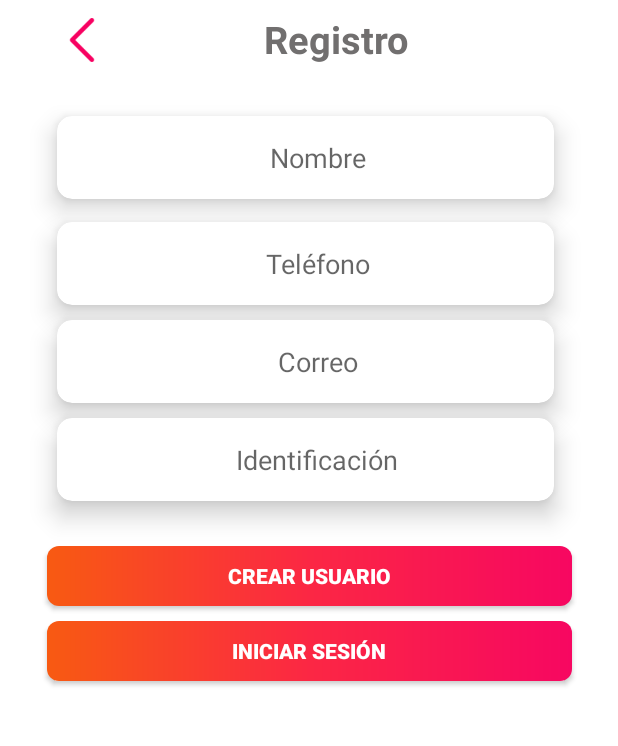
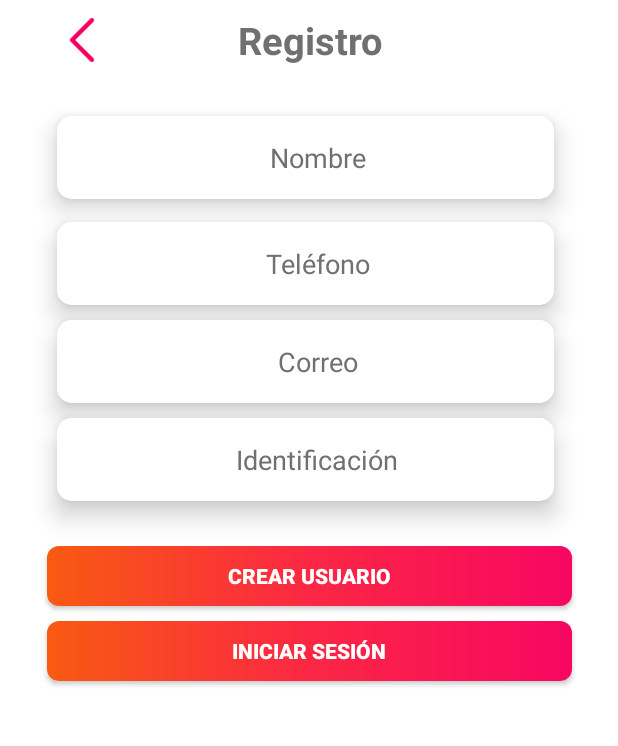
Before and after one commit to StevenRB7/MyClubAndroid, an Android app: the Registro screen opened directly, with no data from a screen before it, on a phone screen of 412 x 824 dp, the part 401-1147 px from its top. Run offline under Robolectric (Android 15) with nearby library versions, the phone set to English and light mode, and no system bars.

```diff
--- a/app/src/main/AndroidManifest.xml
+++ b/app/src/main/AndroidManifest.xml
@@ -90,7 +90,7 @@
             android:exported="true"
             android:label="@string/app_name"
             android:theme="@android:style/Theme.DeviceDefault.NoActionBar.Fullscreen">
-            >
+
             <intent-filter>
                 <action android:name="android.intent.action.MAIN" />
 
--- a/app/src/main/java/com/myclub/myapplication/Actvity/IniciarSesion.kt
+++ b/app/src/main/java/com/myclub/myapplication/Actvity/IniciarSesion.kt
@@ -13,7 +13,6 @@ import com.myclub.myapplication.dataDto.response.IniciarSesionResponseDto
 import com.myclub.myapplication.databinding.ActivityIniciarSesionBinding
 import com.myclub.myapplication.network.ApiClient
 import com.myclub.myapplication.network.ApiService
-import com.myclub.myapplication.ui.home.HomeFragment
 import com.myclub.myapplication.utils.Constantes.BASE_URL_PERSONAS
 import com.myclub.myapplication.utils.Constantes.ID_PROYECTO
 import com.myclub.myapplication.utils.dataStore.MySharedPreferences
@@ -56,7 +55,7 @@ class IniciarSesion : Activity() {
 
        //}
 
-        botones();
+        botones()
 
     }
 
@@ -105,7 +104,7 @@ class IniciarSesion : Activity() {
 
                 override fun onFailure(call: Call<IniciarSesionResponseDto?>, t: Throwable) {
                     Toast.makeText(this@IniciarSesion, t.message, Toast.LENGTH_SHORT).show()
-                    binding.idProgresBarLogin.visibility = View.GONE
+                    //binding.idProgresBarLogin.visibility = View.GONE
 
                     //AlertLoading.alertDialogLoading.dismiss()
                 }
--- a/app/src/main/java/com/myclub/myapplication/Actvity/VerifyCodeActivity.kt
+++ b/app/src/main/java/com/myclub/myapplication/Actvity/VerifyCodeActivity.kt
@@ -3,7 +3,6 @@ package com.myclub.myapplication.Actvity
 import android.content.Intent
 import androidx.appcompat.app.AppCompatActivity
 import android.os.Bundle
-import com.myclub.myapplication.Actvity.AlertLoading.Companion.alertDialogLoading
 
 import com.myclub.myapplication.dataDto.request.ConsultarCuentaRequestDto
 import com.myclub.myapplication.dataDto.request.VerifyCoeRequestDto
@@ -33,11 +32,11 @@ class VerifyCodeActivity : AppCompatActivity() {
         setContentView(binding.root)
 
         getDataIntentExtras()
-        botones()
+        //botones()
 
         binding.idBtnVerifyCode.setOnClickListener {
             if (validateTextFieldForm()) {
-                var codeVerify = binding.idTxtUno.text.toString() +
+                val codeVerify = binding.idTxtUno.text.toString() +
                         binding.idTxtDos.text.toString() +
                         binding.idTxtTres.text.toString() +
                         binding.idTxtCuatro.text.toString()
@@ -48,11 +47,11 @@ class VerifyCodeActivity : AppCompatActivity() {
         }
     }
 
-    private fun botones() {
-        binding.idBtnVerifyCode.setOnClickListener {
-            val i = Intent (this, Registro::class.java)
-            startActivity(i)
-        }    }
+   // private fun botones() {
+     //   binding.idBtnVerifyCode.setOnClickListener {
+       //     val i = Intent (this, Registro::class.java)
+         //   startActivity(i)
+        //}    }
 
     private fun callCodeVerifyService(codeVerify: String, login: String) {
         try {
@@ -92,28 +91,28 @@ class VerifyCodeActivity : AppCompatActivity() {
     private fun validateTextFieldForm(): Boolean {
         var isValidForm = true
         try {
-            if (binding.idTxtUno.text.toString().isNullOrEmpty()) {
+            if (binding.idTxtUno.text.toString().isEmpty()) {
                 binding.idTxtUno.error = ERROR_FORMULARIO_VACIO
                 isValidForm = false
             } else {
                 binding.idTxtUno.error = null
                 isValidForm = true
             }
-            if (binding.idTxtDos.text.toString().isNullOrEmpty()) {
+            if (binding.idTxtDos.text.toString().isEmpty()) {
                 binding.idTxtDos.error = ERROR_FORMULARIO_VACIO
                 isValidForm = false
             } else {
                 binding.idTxtDos.error = null
                 isValidForm = true
             }
-            if (binding.idTxtTres.text.toString().isNullOrEmpty()) {
+            if (binding.idTxtTres.text.toString().isEmpty()) {
                 binding.idTxtTres.error = ERROR_FORMULARIO_VACIO
                 isValidForm = false
             } else {
                 binding.idTxtTres.error = null
                 isValidForm = true
             }
-            if (binding.idTxtCuatro.text.toString().isNullOrEmpty()) {
+            if (binding.idTxtCuatro.text.toString().isEmpty()) {
                 binding.idTxtCuatro.error = ERROR_FORMULARIO_VACIO
                 isValidForm = false
             } else {
--- /dev/null
+++ b/app/src/main/res/layout-land/activity_registro.xml
@@ -0,0 +1,237 @@
+<?xml version="1.0" encoding="utf-8"?>
+<androidx.constraintlayout.widget.ConstraintLayout xmlns:android="http://schemas.android.com/apk/res/android"
+    xmlns:app="http://schemas.android.com/apk/res-auto"
+    xmlns:tools="http://schemas.android.com/tools"
+    android:layout_width="match_parent"
+    android:layout_height="match_parent"
+    tools:context=".Actvity.Registro">
+
+    <ScrollView
+        android:layout_width="match_parent"
+        android:layout_height="match_parent"
+        app:layout_constraintBottom_toBottomOf="parent"
+        app:layout_constraintEnd_toEndOf="parent"
+        app:layout_constraintStart_toStartOf="parent"
+        app:layout_constraintTop_toTopOf="parent"
+
+        >
+
+        <androidx.constraintlayout.widget.ConstraintLayout
+            android:layout_width="match_parent"
+            android:layout_height="match_parent"
+            android:gravity="center_vertical"
+            android:orientation="vertical">
+
+            <androidx.appcompat.widget.Toolbar
+                android:id="@+id/toolbar2"
+                android:layout_width="match_parent"
+                android:layout_height="@dimen/size_toolbar"
+                android:layout_marginTop="128dp"
+                app:layout_constraintEnd_toEndOf="parent"
+                app:layout_constraintHorizontal_bias="0.0"
+                app:layout_constraintStart_toStartOf="parent"
+                app:layout_constraintTop_toTopOf="parent">
+
+                <LinearLayout
+                    android:layout_width="match_parent"
+                    android:layout_height="match_parent"
+                    android:gravity="center_vertical"
+                    android:orientation="horizontal">
+
+
+                    <ImageView
+                        android:id="@+id/btnregresar"
+                        android:layout_width="wrap_content"
+                        android:layout_height="40dp"
+                        android:layout_marginLeft="1dp"
+                        android:contentDescription="@string/str_imagenesdescription"
+                        android:padding="5dp"
+                        android:src="@drawable/atras" />
+
+
+                    <TextView
+                        android:layout_width="550dp"
+                        android:layout_height="43dp"
+                        android:gravity="center"
+                        android:text="@string/registro"
+                        android:textColor="@color/gris"
+                        android:textSize="25sp"
+                        android:textStyle="bold" />
+                </LinearLayout>
+            </androidx.appcompat.widget.Toolbar>
+
+            <LinearLayout
+                android:id="@+id/linearLayout3"
+                android:layout_width="375dp"
+                android:layout_height="302dp"
+                android:orientation="vertical"
+                app:layout_constraintBottom_toBottomOf="parent"
+                app:layout_constraintEnd_toEndOf="parent"
+                app:layout_constraintHorizontal_bias="0.536"
+                app:layout_constraintStart_toStartOf="parent"
+                app:layout_constraintTop_toTopOf="parent"
+                app:layout_constraintVertical_bias="0.66999996">
+
+                <androidx.cardview.widget.CardView
+                    android:layout_width="match_parent"
+                    android:layout_height="@dimen/height_inputText"
+                    android:layout_marginStart="@dimen/m_22dp"
+                    android:layout_marginTop="@dimen/m_15dp"
+                    android:layout_marginEnd="@dimen/m_22dp"
+                    android:elevation="@dimen/m_10dp"
+                    app:cardCornerRadius="@dimen/m_10dp"
+                    app:cardElevation="@dimen/m_10dp">
+
+                    <EditText
+                        android:id="@+id/idTxtNombre"
+                        android:layout_width="match_parent"
+                        android:layout_height="match_parent"
+                        android:background="@null"
+                        android:gravity="center"
+                        android:hint="@string/nombre"
+                        android:importantForAutofill="no"
+                        android:inputType="text"
+                        android:outlineProvider="background"
+                        android:paddingStart="@dimen/m_15dp"
+                        tools:ignore="RtlSymmetry" />
+                </androidx.cardview.widget.CardView>
+
+                <androidx.cardview.widget.CardView
+                    android:layout_width="match_parent"
+                    android:layout_height="@dimen/height_inputText"
+                    android:layout_marginStart="@dimen/m_22dp"
+                    android:layout_marginTop="@dimen/m_15dp"
+                    android:layout_marginEnd="@dimen/m_22dp"
+                    android:elevation="@dimen/m_10dp"
+                    app:cardCornerRadius="@dimen/m_10dp"
+                    app:cardElevation="@dimen/m_10dp">
+
+                    <EditText
+                        android:id="@+id/idTxtTelefono"
+                        android:layout_width="match_parent"
+                        android:layout_height="match_parent"
+                        android:autofillHints=""
+                        android:background="@null"
+                        android:gravity="center"
+                        android:hint="@string/n_mero_de_tel_fono"
+                        android:inputType="phone"
+                        android:outlineProvider="background"
+                        android:paddingStart="@dimen/m_15dp" />
+                </androidx.cardview.widget.CardView>
+
+                <androidx.cardview.widget.CardView
+                    android:layout_width="match_parent"
+                    android:layout_height="@dimen/height_inputText"
+                    android:layout_marginStart="@dimen/m_22dp"
+                    android:layout_marginTop="@dimen/m_10dp"
+                    android:layout_marginEnd="@dimen/m_22dp"
+                    android:elevation="@dimen/m_10dp"
+                    app:cardCornerRadius="@dimen/m_10dp"
+                    app:cardElevation="@dimen/m_10dp">
+
+                    <EditText
+                        android:id="@+id/idTxtCorreo"
+                        android:layout_width="match_parent"
+                        android:layout_height="match_parent"
+                        android:background="@null"
+                        android:gravity="center"
+                        android:hint="@string/correo_electr_nico"
+                        android:importantForAutofill="no"
+                        android:inputType="textEmailAddress"
+                        android:outlineProvider="background"
+                        android:paddingStart="@dimen/m_15dp"
+                        tools:ignore="RtlSymmetry" />
+                </androidx.cardview.widget.CardView>
+
+                <androidx.cardview.widget.CardView
+                    android:layout_width="match_parent"
+                    android:layout_height="@dimen/height_inputText"
+                    android:layout_marginStart="@dimen/m_22dp"
+                    android:layout_marginTop="@dimen/m_10dp"
+                    android:layout_marginEnd="@dimen/m_22dp"
+                    android:elevation="@dimen/m_10dp"
+                    app:cardCornerRadius="@dimen/m_10dp"
+                    app:cardElevation="@dimen/m_10dp">
+
+                    <EditText
+                        android:id="@+id/idTxtNumberIdentification"
+                        android:layout_width="match_parent"
+                        android:layout_height="match_parent"
+                        android:background="@null"
+                        android:gravity="center"
+                        android:hint="@string/identificacion"
+                        android:importantForAutofill="no"
+                        android:inputType="text"
+                        android:outlineProvider="background"
+                        android:paddingStart="@dimen/m_15dp"
+                        tools:ignore="RtlSymmetry" />
+                </androidx.cardview.widget.CardView>
+
+            </LinearLayout>
+
+            <ImageView
+                android:id="@+id/imageView3"
+                android:layout_width="match_parent"
+                android:layout_height="140dp"
+                app:layout_constraintEnd_toEndOf="parent"
+                app:layout_constraintHorizontal_bias="1.0"
+                app:layout_constraintStart_toStartOf="parent"
+                app:layout_constraintTop_toTopOf="parent"
+                app:srcCompat="@drawable/fondobtn" />
+
+
+            <androidx.appcompat.widget.AppCompatButton
+                android:id="@+id/idBtnRegistrarme"
+                android:layout_width="350dp"
+                android:layout_height="40dp"
+                android:background="@drawable/botones_fondo"
+                android:gravity="center"
+                android:text="@string/crear_usuario"
+                android:textColor="@color/white"
+                android:textStyle="bold"
+                app:cornerRadius="@dimen/m_10dp"
+                app:layout_constraintEnd_toEndOf="parent"
+                app:layout_constraintHorizontal_bias="0.52"
+                app:layout_constraintStart_toStartOf="parent"
+                app:layout_constraintTop_toBottomOf="@+id/linearLayout3">
+
+            </androidx.appcompat.widget.AppCompatButton>
+
+            <androidx.appcompat.widget.AppCompatButton
+                android:id="@+id/btnIniciarSesion2"
+                android:layout_width="350dp"
+                android:layout_height="40dp"
+                android:gravity="center"
+                android:layout_marginTop="10dp"
+                android:layout_marginBottom="7dp"
+                android:background="@drawable/botones_fondo"
+                android:text="@string/iniciar_sesion"
+                android:textColor="@color/white"
+                android:textStyle="bold"
+                app:cornerRadius="@dimen/m_10dp"
+                app:layout_constraintBottom_toBottomOf="parent"
+                app:layout_constraintEnd_toEndOf="parent"
+                app:layout_constraintHorizontal_bias="0.52"
+                app:layout_constraintStart_toStartOf="parent"
+                app:layout_constraintTop_toBottomOf="@+id/idBtnRegistrarme">
+
+            </androidx.appcompat.widget.AppCompatButton>
+
+    <ImageView
+        android:id="@+id/imageView4"
+        android:layout_width="700dp"
+        android:layout_height="140dp"
+        android:layout_marginBottom="386dp"
+        app:layout_constraintBottom_toBottomOf="parent"
+        app:layout_constraintEnd_toEndOf="parent"
+        app:layout_constraintHorizontal_bias="1.0"
+        app:layout_constraintStart_toStartOf="parent"
+        app:layout_constraintTop_toTopOf="parent"
+        app:layout_constraintVertical_bias="0.113"
+        app:srcCompat="@drawable/logoregistro" />
+
+        </androidx.constraintlayout.widget.ConstraintLayout>
+
+    </ScrollView>
+
+</androidx.constraintlayout.widget.ConstraintLayout>
--- /dev/null
+++ b/app/src/main/res/layout-land/activity_splash.xml
@@ -0,0 +1,10 @@
+<?xml version="1.0" encoding="utf-8"?>
+<androidx.constraintlayout.widget.ConstraintLayout xmlns:android="http://schemas.android.com/apk/res/android"
+    xmlns:app="http://schemas.android.com/apk/res-auto"
+    xmlns:tools="http://schemas.android.com/tools"
+    android:layout_width="match_parent"
+    android:layout_height="match_parent"
+    android:background="@drawable/splash"
+    tools:context=".SplashScreen">
+
+</androidx.constraintlayout.widget.ConstraintLayout>
--- a/app/src/main/res/layout/activity_iniciar_sesion.xml
+++ b/app/src/main/res/layout/activity_iniciar_sesion.xml
@@ -7,32 +7,13 @@
     android:background="@drawable/background"
     tools:context=".Actvity.IniciarSesion">
 
-
-    <LinearLayout
-        android:id="@+id/idProgresBarLogin"
+    <ScrollView
         android:layout_width="match_parent"
         android:layout_height="match_parent"
-        android:gravity="center"
-        android:orientation="vertical"
-        android:visibility="gone"
         app:layout_constraintBottom_toBottomOf="parent"
         app:layout_constraintEnd_toEndOf="parent"
         app:layout_constraintStart_toStartOf="parent"
         app:layout_constraintTop_toTopOf="parent">
-
-        <ProgressBar
-            android:layout_width="90dp"
-            android:layout_height="90dp" />
-
-        <TextView
-            android:layout_width="match_parent"
-            android:layout_height="wrap_content"
-            android:text="@string/cargando"
-            android:textAlignment="center"
-            android:textColor="@color/rojo2"
-            android:textSize="@dimen/t_32sp"
-            android:textStyle="bold" />
-    </LinearLayout>
 
         <androidx.constraintlayout.widget.ConstraintLayout
             android:layout_width="match_parent"
@@ -78,6 +59,7 @@
                 android:layout_marginEnd="@dimen/m_32dp"
                 android:hint="@string/usuario"
                 app:boxBackgroundMode="filled"
+                android:textColorHint="@color/gris"
                 app:boxCornerRadiusBottomEnd="@dimen/m_8dp"
                 app:boxCornerRadiusBottomStart="@dimen/m_8dp"
                 app:boxCornerRadiusTopEnd="@dimen/m_8dp"
@@ -89,6 +71,8 @@
 
                 <com.google.android.material.textfield.TextInputEditText
                     android:id="@+id/idusuario"
+                    android:textColor="@color/gris"
+                    android:background="@color/white"
                     android:layout_width="match_parent"
                     android:layout_height="wrap_content"
                     android:layout_alignParentStart="true"
@@ -105,6 +89,7 @@
                 android:layout_marginEnd="@dimen/m_32dp"
                 android:hint="@string/contrasenia"
                 app:boxBackgroundMode="filled"
+                android:textColorHint="@color/gris"
                 app:boxCornerRadiusBottomEnd="@dimen/m_8dp"
                 app:boxCornerRadiusBottomStart="@dimen/m_8dp"
                 app:boxCornerRadiusTopEnd="@dimen/m_8dp"
@@ -116,6 +101,8 @@
 
                 <com.google.android.material.textfield.TextInputEditText
                     android:id="@+id/idpwd"
+                    android:textColor="@color/gris"
+                    android:background="@color/white"
                     android:layout_width="match_parent"
                     android:layout_height="wrap_content"
                     android:layout_alignParentStart="true"
@@ -146,7 +133,7 @@
                 android:layout_width="350dp"
                 android:layout_height="60dp"
                 android:layout_marginStart="136dp"
-            android:layout_marginTop="32dp"
+                android:layout_marginTop="2dp"
                 android:layout_marginEnd="135dp"
                 android:layout_marginBottom="62dp"
                 android:backgroundTint="@color/white"
@@ -157,7 +144,8 @@
                 app:layout_constraintBottom_toBottomOf="parent"
                 app:layout_constraintEnd_toEndOf="parent"
                 app:layout_constraintStart_toStartOf="parent"
-            app:layout_constraintTop_toBottomOf="@+id/idrecuperar">
+                app:layout_constraintTop_toBottomOf="@+id/idrecuperar"
+                app:layout_constraintVertical_bias="0.32">
 
             </com.google.android.material.button.MaterialButton>
 
@@ -166,7 +154,7 @@
                 android:layout_width="350dp"
                 android:layout_height="60dp"
                 android:layout_marginStart="125dp"
-            android:layout_marginTop="42dp"
+                android:layout_marginTop="12dp"
                 android:layout_marginEnd="125dp"
                 android:layout_marginBottom="26dp"
                 android:backgroundTint="@color/white"
@@ -177,7 +165,8 @@
                 app:layout_constraintBottom_toBottomOf="parent"
                 app:layout_constraintEnd_toEndOf="parent"
                 app:layout_constraintStart_toStartOf="parent"
-            app:layout_constraintTop_toBottomOf="@+id/idBtnIngresar">
+                app:layout_constraintTop_toBottomOf="@+id/idBtnIngresar"
+                app:layout_constraintVertical_bias="0.01999998">
 
             </com.google.android.material.button.MaterialButton>
 
@@ -185,16 +174,13 @@
                 android:id="@+id/idrecuperar"
                 android:layout_width="wrap_content"
                 android:layout_height="wrap_content"
-            android:layout_marginEnd="50dp"
-            android:layout_marginBottom="23dp"
                 android:text="@string/recuperar_contrasenia"
                 android:textColor="@color/white"
                 android:textSize="15sp"
                 android:textStyle="italic"
                 app:layout_constraintEnd_toEndOf="parent"
                 app:layout_constraintStart_toEndOf="@+id/imageView2"
-            app:layout_constraintTop_toBottomOf="@+id/textInputLayout"
-            app:layout_constraintVertical_bias="0.135" />
+                app:layout_constraintTop_toBottomOf="@+id/textInputLayout" />
 
             <ImageView
                 android:id="@+id/imageView2"
@@ -214,5 +200,6 @@
 
         </androidx.constraintlayout.widget.ConstraintLayout>
 
+    </ScrollView>
 
 </androidx.constraintlayout.widget.ConstraintLayout>
--- a/app/src/main/res/layout/activity_registro.xml
+++ b/app/src/main/res/layout/activity_registro.xml
@@ -4,6 +4,7 @@
     xmlns:tools="http://schemas.android.com/tools"
     android:layout_width="match_parent"
     android:layout_height="match_parent"
+    android:background="@color/white"
     tools:context=".Actvity.Registro">
 
     <ScrollView
@@ -49,11 +50,10 @@
 
 
             <TextView
-                android:layout_width="262dp"
-                android:layout_height="43dp"
+                android:layout_width="229dp"
+                android:layout_height="45dp"
                 android:gravity="center"
                 android:text="@string/registro"
-                android:layout_marginStart="1dp"
                 android:textColor="@color/gris"
                 android:textSize="25sp"
                 android:textStyle="bold" />
@@ -87,7 +87,9 @@
                 android:id="@+id/idTxtNombre"
                 android:layout_width="match_parent"
                 android:layout_height="match_parent"
-                android:background="@null"
+                android:background="@color/white"
+                android:textColorHint="@color/gris"
+                android:textColor="@color/gris"
                 android:gravity="center"
                 android:hint="@string/nombre"
                 android:importantForAutofill="no"
@@ -112,7 +114,9 @@
                 android:layout_width="match_parent"
                 android:layout_height="match_parent"
                 android:autofillHints=""
-                android:background="@null"
+                android:background="@color/white"
+                android:textColorHint="@color/gris"
+                android:textColor="@color/gris"
                 android:gravity="center"
                 android:hint="@string/n_mero_de_tel_fono"
                 android:inputType="phone"
@@ -134,9 +138,11 @@
                 android:id="@+id/idTxtCorreo"
                 android:layout_width="match_parent"
                 android:layout_height="match_parent"
-                android:background="@null"
                 android:gravity="center"
                 android:hint="@string/correo_electr_nico"
+                android:background="@color/white"
+                android:textColorHint="@color/gris"
+                android:textColor="@color/gris"
                 android:importantForAutofill="no"
                 android:inputType="textEmailAddress"
                 android:outlineProvider="background"
@@ -158,8 +164,9 @@
                 android:id="@+id/idTxtNumberIdentification"
                 android:layout_width="match_parent"
                 android:layout_height="match_parent"
-                android:background="@null"
-                android:gravity="center"
+                android:background="@color/white"
+                android:textColorHint="@color/gris"
+                android:textColor="@color/gris"                android:gravity="center"
                 android:hint="@string/identificacion"
                 android:importantForAutofill="no"
                 android:inputType="text"
--- a/app/src/main/res/values/strings.xml
+++ b/app/src/main/res/values/strings.xml
@@ -1,5 +1,5 @@
 <resources>
-    <string name="app_name">My_Club</string>
+    <string name="app_name">My Club</string>
     <string name="navigation_drawer_open">Open navigation drawer</string>
     <string name="navigation_drawer_close">Close navigation drawer</string>
     <string name="nav_header_title">Android Studio</string>
```
Lines whose indentation alone changed are shown as unchanged.
